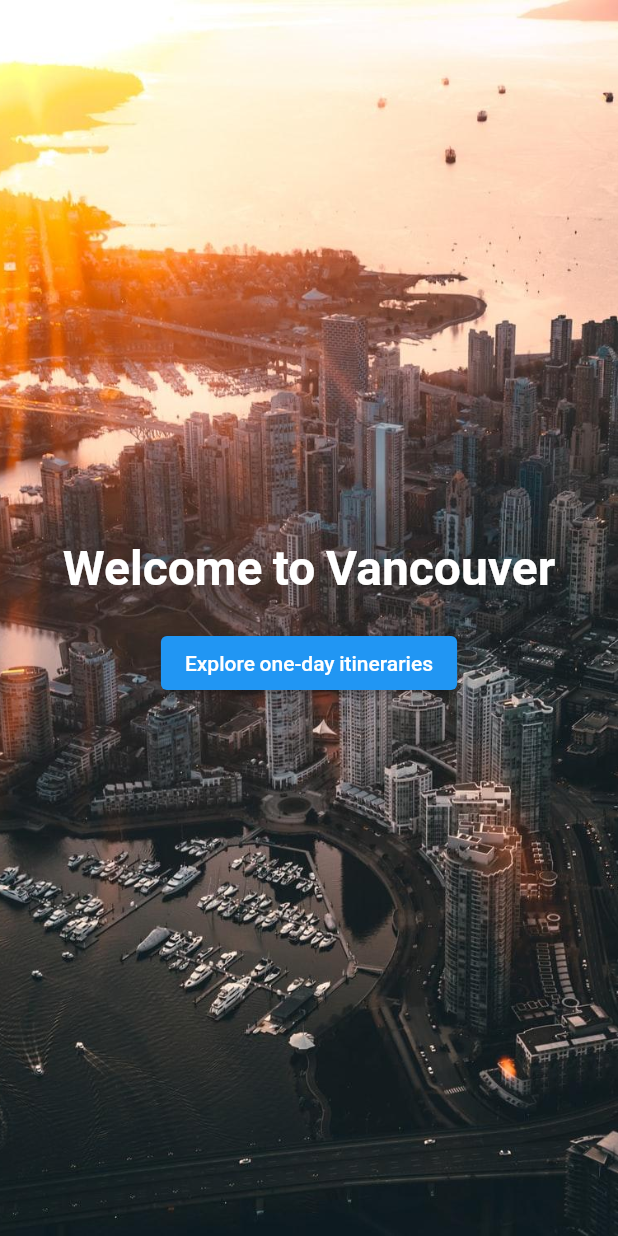
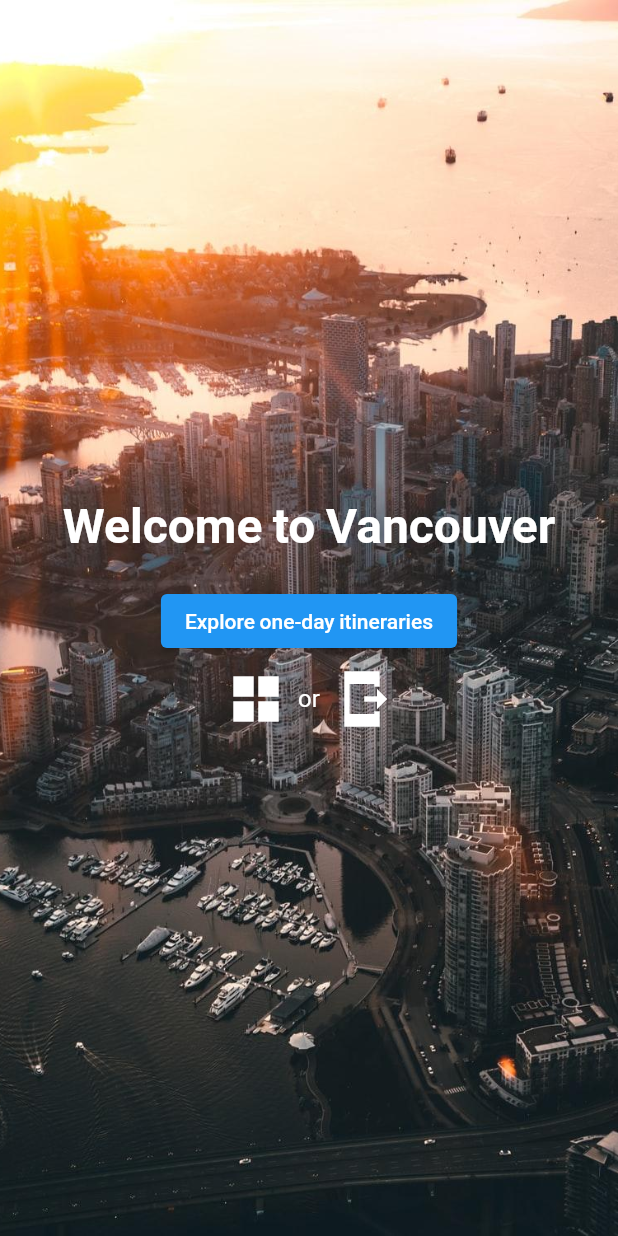
Before and after one commit to umama-rahman1/one_day_city_explorer_app, a Flutter app: the screen it shows after launch, on a phone screen of 412 x 824 dp. Run offline on Flutter 3.47's test engine with Material 2 defaults, Android fonts, the phone set to English and light mode, and no system bars; our stand-ins replace google_fonts; Roboto replaces fonts that are missing (Eczar).

Commit message:
UR-009-add-icons-to-grid-and-page-view

```diff
--- a/lib/welcome_screen.dart
+++ b/lib/welcome_screen.dart
@@ -1,5 +1,6 @@
 import 'package:flutter/material.dart';
 import 'itinerary_selection_screen.dart';
+import 'itinerary_selection_screen_page_view.dart';
 
 class WelcomeScreen extends StatelessWidget {
   const WelcomeScreen({super.key});
@@ -42,6 +43,36 @@ class WelcomeScreen extends StatelessWidget {
                   },
                   child: Text('Explore one-day itineraries'),
                 ),
+                Row(
+                  mainAxisAlignment: MainAxisAlignment.center,
+                  children: [
+                    IconButton(
+                        iconSize: 40,
+                        onPressed: () {
+                          //Navigate to the itinerary selection screen when tapped.
+                          Navigator.push(
+                            context,
+                            MaterialPageRoute(
+                                builder: (context) =>
+                                    const ItinerarySelectionScreen()),
+                          );
+                        },
+                        icon: const Icon(Icons.grid_view_sharp)),
+                    Text('or'),
+                    IconButton(
+                        iconSize: 40,
+                        onPressed: () {
+                          //Navigate to the itinerary selection screen when tapped.
+                          Navigator.push(
+                            context,
+                            MaterialPageRoute(
+                                builder: (context) =>
+                                    const ItinerarySelectionScreenPageView()),
+                          );
+                        },
+                        icon: const Icon(Icons.send_to_mobile_sharp))
+                  ],
+                )
               ],
             ),
           )
```
